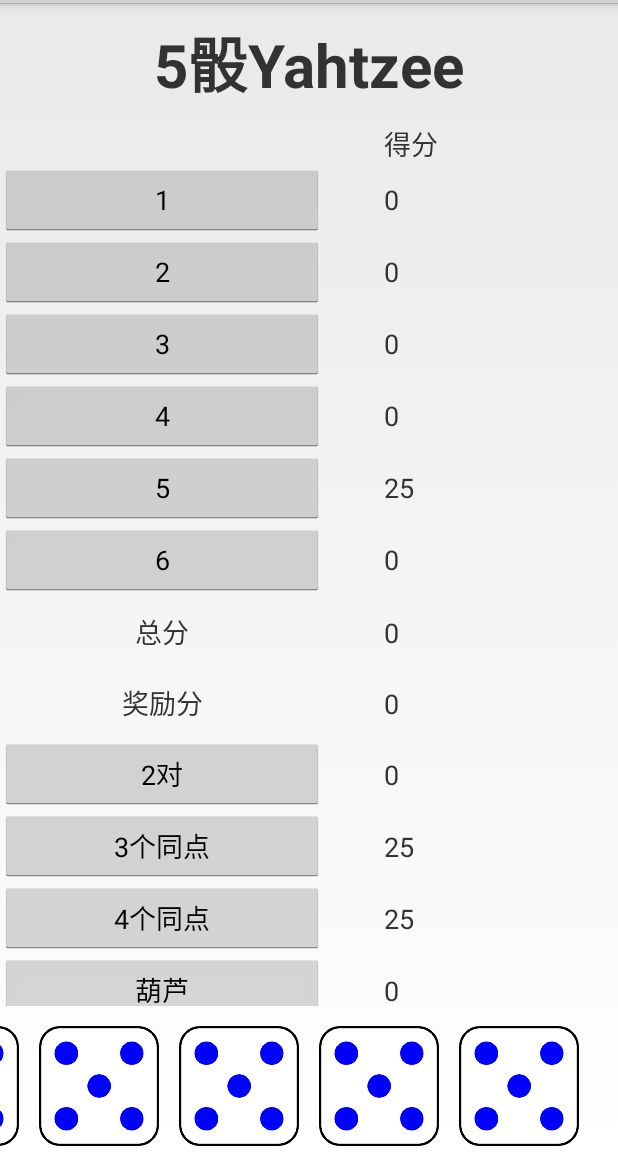
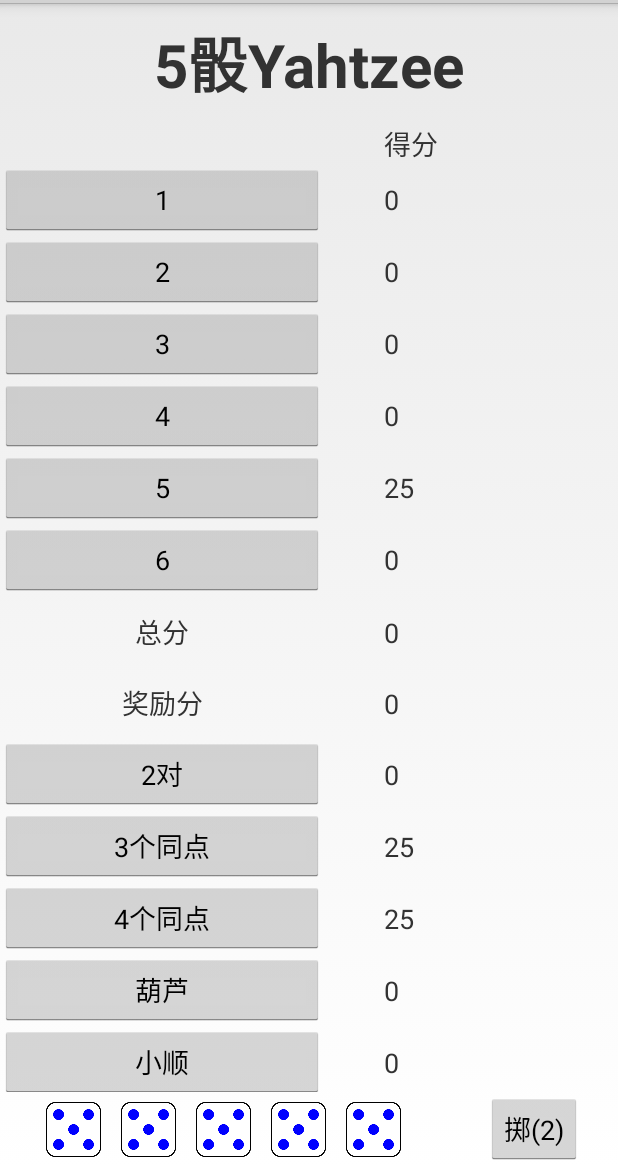
Before and after one commit to ZZy979/DiceGames-Android, an Android app: the screen it shows after launch (MainActivity), on a phone screen of 412 x 824 dp, the part 69-1236 px from its top. Run offline under Robolectric (Android 15) with nearby library versions, the phone set to English and light mode, and no system bars.

Commit message:
修复骰子窗口显示不全的问题(#1)

```diff
--- a/app/src/main/java/com/zzy/dicegames/widget/Dice.java
+++ b/app/src/main/java/com/zzy/dicegames/widget/Dice.java
@@ -22,20 +22,11 @@ import com.zzy.dicegames.R;
  * @author 赵正阳
  */
 public class Dice extends View {
-	/** 边长 */
-	private static final int SIDE_LENGTH = 140;
-
 	/** 边框宽度 */
 	private static final int BORDER_WIDTH = 10;
 
 	/** 6个点数的图片 */
 	private final Bitmap[] mPics = new Bitmap[6];
-
-	/** 绘制图片的区域 */
-	private final Rect mDrawImageRect;
-
-	/** 绘制边框的区域 */
-	private final Rect mBorderRect;
 
 	/** 绘制边框的画笔 */
 	private Paint mPaint;
@@ -81,18 +72,10 @@ public class Dice extends View {
 		mPics[4] = BitmapFactory.decodeResource(context.getResources(), R.drawable.d5);
 		mPics[5] = BitmapFactory.decodeResource(context.getResources(), R.drawable.d6);
 
-		mDrawImageRect = new Rect(getPaddingLeft() + BORDER_WIDTH,
-				getPaddingTop() + BORDER_WIDTH,
-				getPaddingLeft() + SIDE_LENGTH - BORDER_WIDTH,
-				getPaddingTop() + SIDE_LENGTH - BORDER_WIDTH);
-
-		mBorderRect = new Rect(getPaddingLeft(), getPaddingTop(),
-				getPaddingLeft() + SIDE_LENGTH, getPaddingTop() + SIDE_LENGTH);
-
 		mPaint = new Paint();
 		mPaint.setStyle(Paint.Style.STROKE);
 		mPaint.setColor(Color.RED);
-		mPaint.setStrokeWidth(2 * BORDER_WIDTH);
+		mPaint.setStrokeWidth(BORDER_WIDTH);
 
 		// 获取自定义属性的值
 		TypedArray a = context.obtainStyledAttributes(attrs, R.styleable.Dice, defStyleAttr, defStyleRes);
@@ -166,21 +149,12 @@ public class Dice extends View {
 	@Override
 	protected void onDraw(Canvas canvas) {
 		super.onDraw(canvas);
-		canvas.drawBitmap(mPics[mNumber - 1], null, mDrawImageRect, null);
+		Rect drawImageRect = new Rect(BORDER_WIDTH, BORDER_WIDTH, getWidth() - BORDER_WIDTH, getHeight() - BORDER_WIDTH);
+		canvas.drawBitmap(mPics[mNumber - 1], null, drawImageRect, null);
 		if (mLocked)
-			canvas.drawRect(mBorderRect, mPaint);
-	}
-
-	@Override
-	protected void onMeasure(int widthMeasureSpec, int heightMeasureSpec) {
-		super.onMeasure(widthMeasureSpec, heightMeasureSpec);
-		int widthSize = MeasureSpec.getSize(widthMeasureSpec);
-		int widthMode = MeasureSpec.getMode(widthMeasureSpec);
-		int heightSize = MeasureSpec.getSize(heightMeasureSpec);
-		int heightMode = MeasureSpec.getMode(heightMeasureSpec);
-		int width = widthMode == MeasureSpec.EXACTLY ? widthSize : getPaddingStart() + SIDE_LENGTH + getPaddingEnd();
-		int height = heightMode == MeasureSpec.EXACTLY ? heightSize : getPaddingTop() + SIDE_LENGTH + getPaddingBottom();
-		setMeasuredDimension(width, height);
+			canvas.drawRect(
+					BORDER_WIDTH / 2, BORDER_WIDTH / 2,
+					getWidth() - BORDER_WIDTH / 2, getHeight() - BORDER_WIDTH / 2, mPaint);
 	}
 
 }
--- a/app/src/main/res/layout/fragment_dice.xml
+++ b/app/src/main/res/layout/fragment_dice.xml
@@ -10,43 +10,43 @@
 
     <com.zzy.dicegames.widget.Dice
         android:id="@+id/dice1"
-        android:layout_width="wrap_content"
-        android:layout_height="wrap_content"
+        android:layout_width="50dp"
+        android:layout_height="50dp"
         app:locked="false"
         app:number="6" />
 
     <com.zzy.dicegames.widget.Dice
         android:id="@+id/dice2"
-        android:layout_width="wrap_content"
-        android:layout_height="wrap_content"
+        android:layout_width="50dp"
+        android:layout_height="50dp"
         app:locked="false"
         app:number="6" />
 
     <com.zzy.dicegames.widget.Dice
         android:id="@+id/dice3"
-        android:layout_width="wrap_content"
-        android:layout_height="wrap_content"
+        android:layout_width="50dp"
+        android:layout_height="50dp"
         app:locked="false"
         app:number="6" />
 
     <com.zzy.dicegames.widget.Dice
         android:id="@+id/dice4"
-        android:layout_width="wrap_content"
-        android:layout_height="wrap_content"
+        android:layout_width="50dp"
+        android:layout_height="50dp"
         app:locked="false"
         app:number="6" />
 
     <com.zzy.dicegames.widget.Dice
         android:id="@+id/dice5"
-        android:layout_width="wrap_content"
-        android:layout_height="wrap_content"
+        android:layout_width="50dp"
+        android:layout_height="50dp"
         app:locked="false"
         app:number="6" />
 
     <com.zzy.dicegames.widget.Dice
         android:id="@+id/dice6"
-        android:layout_width="wrap_content"
-        android:layout_height="wrap_content"
+        android:layout_width="50dp"
+        android:layout_height="50dp"
         app:locked="false"
         app:number="6" />
 
--- a/build.gradle
+++ b/build.gradle
@@ -2,5 +2,4 @@
 plugins {
     id 'com.android.application' version '8.9.2' apply false
     id 'com.android.library' version '8.9.2' apply false
-    id 'org.jetbrains.kotlin.android' version '2.0.21' apply false
 }
```
